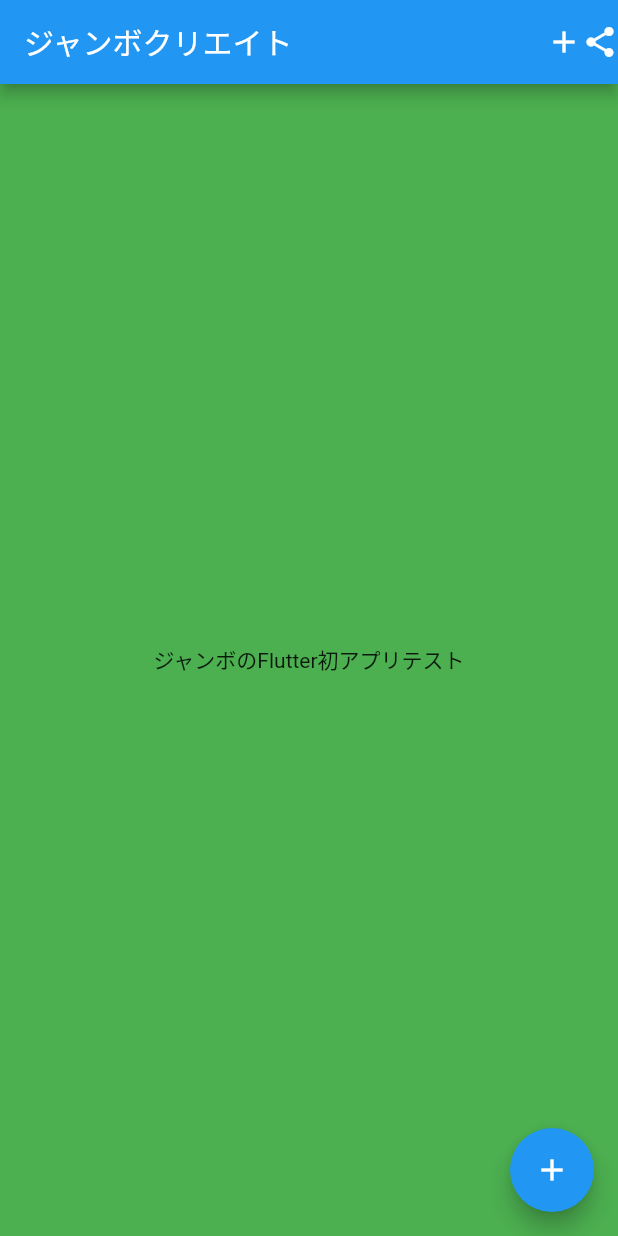
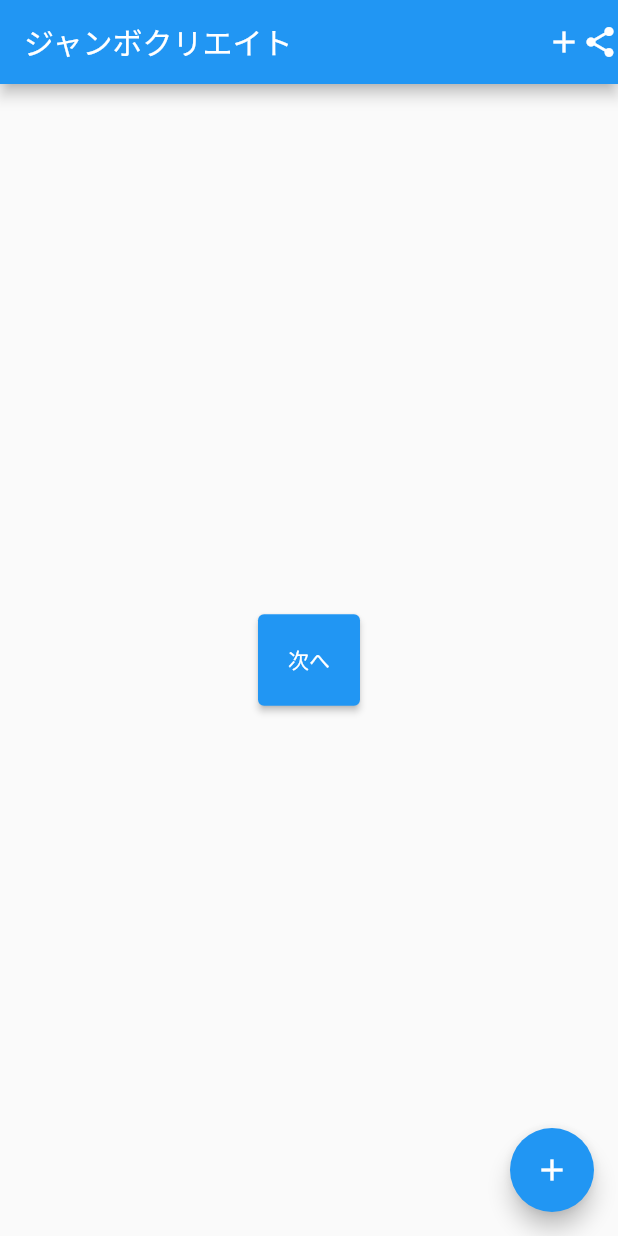
Before and after one commit to jumbocreates/Manufacturing, a Flutter app: the screen it shows after launch, on a phone screen of 412 x 824 dp. Run offline on Flutter 3.47's test engine with Material 2 defaults, Android fonts, the phone set to English and light mode, and no system bars.

Commit message:
first commit

```diff
--- a/lib/main.dart
+++ b/lib/main.dart
@@ -1,4 +1,5 @@
 import 'package:flutter/material.dart';
+import 'package:flutter_test_project/Next_page.dart';
 
 void main() {
   runApp(const MyApp());
@@ -29,10 +30,10 @@ class MyHomePage extends StatefulWidget {
 }
 
 class _MyHomePageState extends State<MyHomePage> {
-  int _counter = 0;
+  //int _counter = 0;
   void _incrementCounter() {
     setState(() {
-      _counter++;
+     // _counter++;
     });
   }
 
@@ -46,19 +47,22 @@ class _MyHomePageState extends State<MyHomePage> {
           Icon(Icons.share),
         ],
       ),
-      body: Container(
-        height: double.infinity,
-        color: Colors.green,
-        child: Padding(
-          padding: const EdgeInsets.all(45),
-          child: Row(
-            mainAxisAlignment: MainAxisAlignment.center,
-            children: const <Widget>[
-              Text('ジャンボのFlutter初アプリ',),
-              Text('テスト'),
-            ],
+      body: Center(
+        child: ElevatedButton(
+            style: ButtonStyle(
+              backgroundColor: MaterialStateProperty.all(Colors.blue),
+              padding: MaterialStateProperty.all(EdgeInsets.all(20.0)),
+            ),
+          child: Text('次へ'),
+            onPressed: () {
+              Navigator.push(
+                context,
+                MaterialPageRoute(
+                  builder: (context) => nextPage(),
+                ),
+              );
+            },
           ),
-        ),
       ),
       floatingActionButton: FloatingActionButton(
         onPressed: _incrementCounter,
```
Also changed, not shown: lib/Next_page.dart (added, +37 -0 lines).
